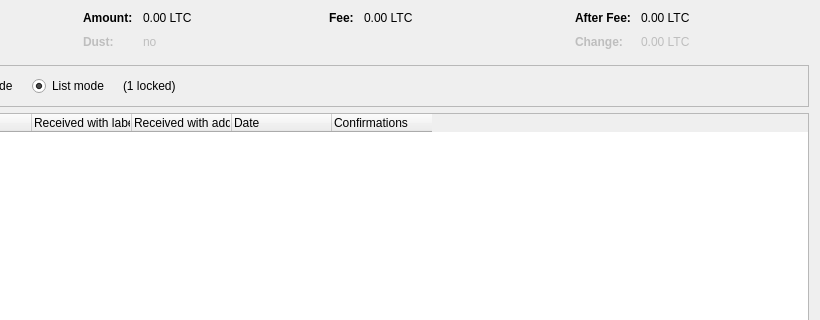
Old version of the form src/qt/forms/coincontroldialog.ui in the repository btip1606-max/paradoxcoin; both pictures show x 180 to 1000 and y 0 to 320 of the 1000 by 500 pixel window.
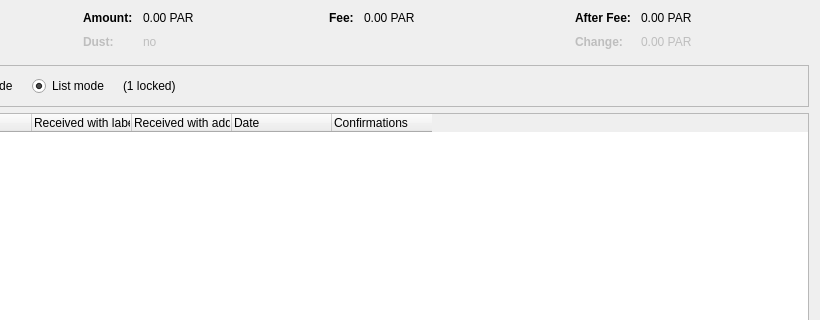
New version of the form. Custom widgets are drawn as their Qt base class.

```diff
--- a/src/qt/forms/coincontroldialog.ui
+++ b/src/qt/forms/coincontroldialog.ui
@@ -132,7 +132,7 @@
           <enum>Qt::ActionsContextMenu</enum>
          </property>
          <property name="text">
-          <string notr="true">0.00 LTC</string>
+          <string notr="true">0.00 PAR</string>
          </property>
          <property name="textInteractionFlags">
           <set>Qt::LinksAccessibleByMouse|Qt::TextSelectableByKeyboard|Qt::TextSelectableByMouse</set>
@@ -212,7 +212,7 @@
           <enum>Qt::ActionsContextMenu</enum>
          </property>
          <property name="text">
-          <string notr="true">0.00 LTC</string>
+          <string notr="true">0.00 PAR</string>
          </property>
          <property name="textInteractionFlags">
           <set>Qt::LinksAccessibleByMouse|Qt::TextSelectableByKeyboard|Qt::TextSelectableByMouse</set>
@@ -257,7 +257,7 @@
           <enum>Qt::ActionsContextMenu</enum>
          </property>
          <property name="text">
-          <string notr="true">0.00 LTC</string>
+          <string notr="true">0.00 PAR</string>
          </property>
          <property name="textInteractionFlags">
           <set>Qt::LinksAccessibleByMouse|Qt::TextSelectableByKeyboard|Qt::TextSelectableByMouse</set>
@@ -292,7 +292,7 @@
           <enum>Qt::ActionsContextMenu</enum>
          </property>
          <property name="text">
-          <string notr="true">0.00 LTC</string>
+          <string notr="true">0.00 PAR</string>
          </property>
          <property name="textInteractionFlags">
           <set>Qt::LinksAccessibleByMouse|Qt::TextSelectableByKeyboard|Qt::TextSelectableByMouse</set>
```
